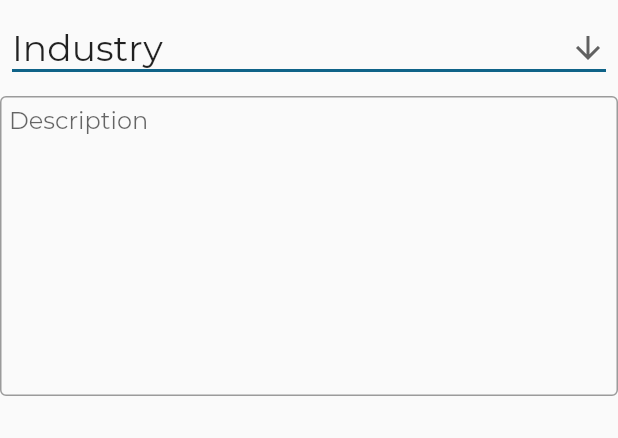
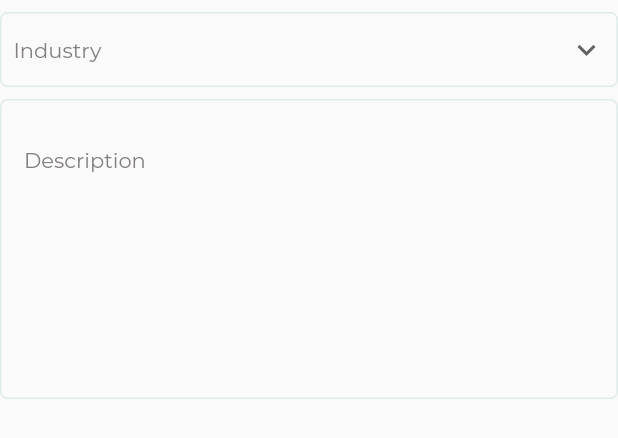
Before and after one commit to MartinOsama123/Mazloum, a Flutter app: the DescriptionSupplier widget shown alone on an empty page, opened directly, on a phone screen of 412 x 824 dp. Shown: the top 438 px of the screen. Run offline on Flutter 3.47's test engine with Material 2 defaults, Android fonts, the phone set to English and light mode, and no system bars; our stand-ins replace flutter_datetime_picker, flutter_rating_bar; project files that could hold a hidden picture were left out.

Commit message:
Industry Screen Modification to Colors

```diff
--- a/lib/Screens/SupplierRegistration/SupplierRegisteration.dart
+++ b/lib/Screens/SupplierRegistration/SupplierRegisteration.dart
@@ -108,18 +108,25 @@ class _MyDescriptionSupplier extends State<DescriptionSupplier> {
     return Column(
       children: [
         Padding(
-          padding: const EdgeInsets.all(8.0),
+          padding: const EdgeInsets.symmetric(vertical: 8),
+          child: DropdownButtonHideUnderline(
+            child: Container(
+              decoration: ShapeDecoration(
+                shape: RoundedRectangleBorder(
+                  side: BorderSide(width: 1.0,color: AppColor.SupplierBorderColor),
+                  borderRadius: BorderRadius.all(Radius.circular(5.0)),
+                ),
+              ),
               child: DropdownButton<String>(
                 value: dropdownValue,
-            icon: Icon(Icons.arrow_downward),
+                icon: Padding(
+                  padding: const EdgeInsets.all(8.0),
+                  child: Icon(Icons.keyboard_arrow_down),
+                ),
                 isExpanded: true,
                 iconSize: 24,
                 elevation: 16,
 
-            underline: Container(
-              height: 2,
-              color: AppColor.PrimaryColor,
-            ),
                 onChanged: (String newValue) {
                   setState(() {
                     dropdownValue = newValue;
@@ -129,26 +136,39 @@ class _MyDescriptionSupplier extends State<DescriptionSupplier> {
                     .map<DropdownMenuItem<String>>((String value) {
                   return DropdownMenuItem<String>(
                     value: value,
+                    child: Padding(
+                      padding: const EdgeInsets.all(8.0),
                       child: Text(
                         value,
-                  style: TextStyle(fontSize: 24),
+                        style: TextStyle(fontSize: 14,color: AppColor.SupplierTextColor),
+                      ),
                     ),
                   );
                 }).toList(),
               ),
             ),
+          ),
+        ),
         Container(
           height: 200,
+          decoration: ShapeDecoration(
+            shape: RoundedRectangleBorder(
+              side: BorderSide(width: 1.0,color: AppColor.SupplierBorderColor),
+              borderRadius: BorderRadius.all(Radius.circular(5.0)),
+            ),
+          ),
           child: TextField(
             controller: _descriptionText,
             decoration: InputDecoration(
-                border: OutlineInputBorder(),
+                border:  InputBorder.none,
                 labelText: 'Description',
+                labelStyle: TextStyle(color: AppColor.SupplierTextColor,fontSize: 14),
                 alignLabelWithHint: true,
-                contentPadding: EdgeInsets.all(6.0)),
+                contentPadding: EdgeInsets.all(15.0)),
             maxLines: null,
             minLines: null,
             textAlignVertical: TextAlignVertical.top,
+
             expands: true,
           ),
         ),
```
Lines whose indentation alone changed are shown as unchanged.
